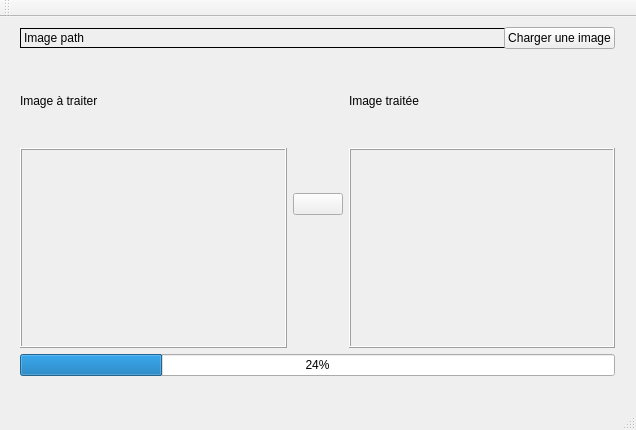
MarlonKuqi/Scan3D, file Scan3D/mainwindow.ui: the form before one commit.
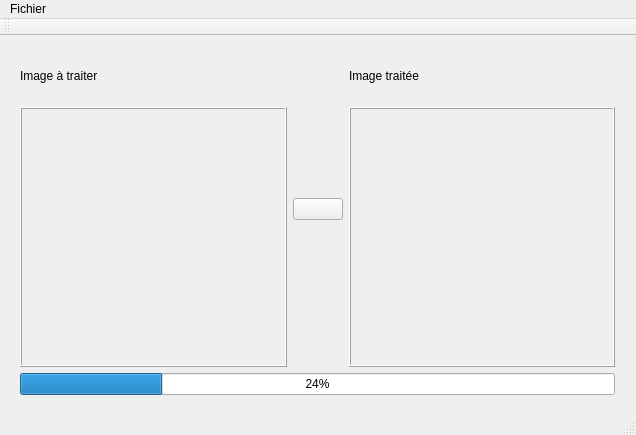
The form after the commit.

Commit message: bouton charger et chemin removed; menu Fichier et sous menu charger une image ajouté

Diff of the .ui file:
```diff
--- a/Scan3D/mainwindow.ui
+++ b/Scan3D/mainwindow.ui
@@ -30,45 +30,6 @@
      </rect>
     </property>
     <layout class="QVBoxLayout" name="verticalLayout">
-     <item>
-      <layout class="QHBoxLayout" name="horizontalLayout">
-       <item>
-        <widget class="QLabel" name="labelImagePath">
-         <property name="minimumSize">
-          <size>
-           <width>500</width>
-           <height>0</height>
-          </size>
-         </property>
-         <property name="maximumSize">
-          <size>
-           <width>16777215</width>
-           <height>20</height>
-          </size>
-         </property>
-         <property name="frameShape">
-          <enum>QFrame::Box</enum>
-         </property>
-         <property name="text">
-          <string>Image path</string>
-         </property>
-        </widget>
-       </item>
-       <item>
-        <widget class="QPushButton" name="pushButtonLoadImage">
-         <property name="maximumSize">
-          <size>
-           <width>150</width>
-           <height>16777215</height>
-          </size>
-         </property>
-         <property name="text">
-          <string>Charger une image</string>
-         </property>
-        </widget>
-       </item>
-      </layout>
-     </item>
      <item>
       <spacer name="verticalSpacer">
        <property name="orientation">
@@ -91,6 +52,12 @@
         <layout class="QVBoxLayout" name="verticalLayout_5">
          <item>
           <widget class="QLabel" name="labelLoadedImage">
+           <property name="maximumSize">
+            <size>
+             <width>16777215</width>
+             <height>50</height>
+            </size>
+           </property>
            <property name="text">
             <string>Image à traiter</string>
            </property>
@@ -131,6 +98,12 @@
         <layout class="QVBoxLayout" name="verticalLayout_4">
          <item>
           <widget class="QLabel" name="labelResultedImage">
+           <property name="maximumSize">
+            <size>
+             <width>16777215</width>
+             <height>50</height>
+            </size>
+           </property>
            <property name="text">
             <string>Image traitée</string>
            </property>
@@ -175,6 +148,13 @@
      <height>21</height>
     </rect>
    </property>
+   <widget class="QMenu" name="menuFichier">
+    <property name="title">
+     <string>Fichier</string>
+    </property>
+    <addaction name="actionCharger_une_image"/>
+   </widget>
+   <addaction name="menuFichier"/>
   </widget>
   <widget class="QToolBar" name="mainToolBar">
    <attribute name="toolBarArea">
```
Left out of the diff: 5 changed lines with no effect on the pictures.
